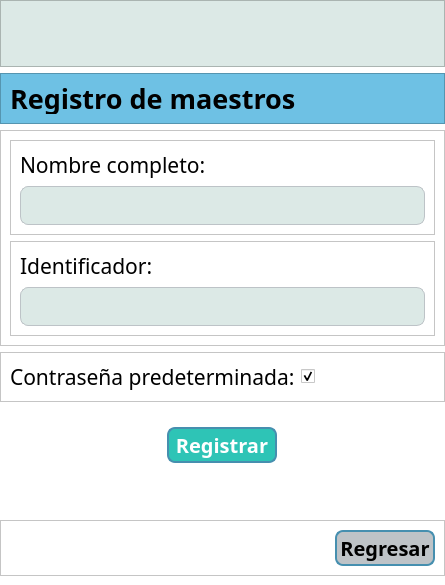
Before: the Qt Designer form interfaces/registrarM.ui in NotEruma/Scholary_Project, drawn with Qt 5.
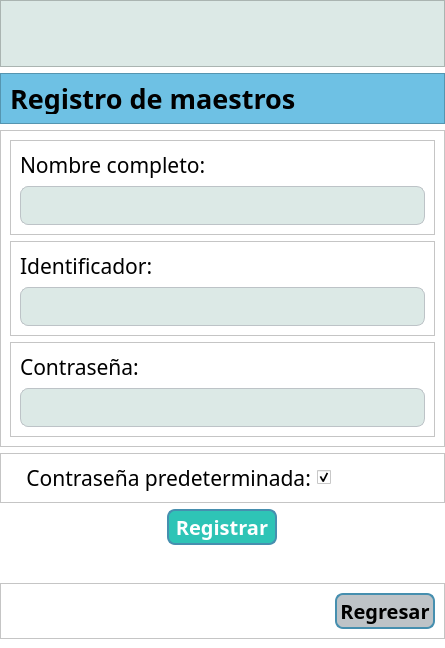
After: the same form once the commit is applied. Icons and pictures are not drawn.

Patch:
```diff
--- a/interfaces/registrarM.ui
+++ b/interfaces/registrarM.ui
@@ -7,7 +7,7 @@
     <x>0</x>
     <y>0</y>
     <width>445</width>
-    <height>585</height>
+    <height>636</height>
    </rect>
   </property>
   <property name="maximumSize">
@@ -293,6 +293,56 @@
         </layout>
        </widget>
       </item>
+      <item>
+       <widget class="QFrame" name="frame_8">
+        <property name="frameShape">
+         <enum>QFrame::StyledPanel</enum>
+        </property>
+        <property name="frameShadow">
+         <enum>QFrame::Raised</enum>
+        </property>
+        <layout class="QVBoxLayout" name="verticalLayout_7">
+         <item>
+          <widget class="QLabel" name="label_8">
+           <property name="font">
+            <font>
+             <family>Corbel</family>
+             <pointsize>16</pointsize>
+            </font>
+           </property>
+           <property name="styleSheet">
+            <string notr="true">color:#000000;</string>
+           </property>
+           <property name="text">
+            <string>Contraseña:</string>
+           </property>
+          </widget>
+         </item>
+         <item>
+          <widget class="QLineEdit" name="LApellidoM_2">
+           <property name="font">
+            <font>
+             <pointsize>16</pointsize>
+            </font>
+           </property>
+           <property name="styleSheet">
+            <string notr="true">QLineEdit {
+    color: #000000;
+    border-width: 0.5px 0.5px 0.5px 0.5px;
+    border-style: solid;
+    border-color: #BDC3C7;
+    padding: 5px;
+    background: #DCE9E6;
+	border-radius: 8px;
+}
+
+</string>
+           </property>
+          </widget>
+         </item>
+        </layout>
+       </widget>
+      </item>
      </layout>
     </widget>
    </item>
@@ -321,7 +371,7 @@
 </string>
         </property>
         <property name="text">
-         <string>Contraseña predeterminada:</string>
+         <string>   Contraseña predeterminada:</string>
         </property>
        </widget>
       </item>
```
